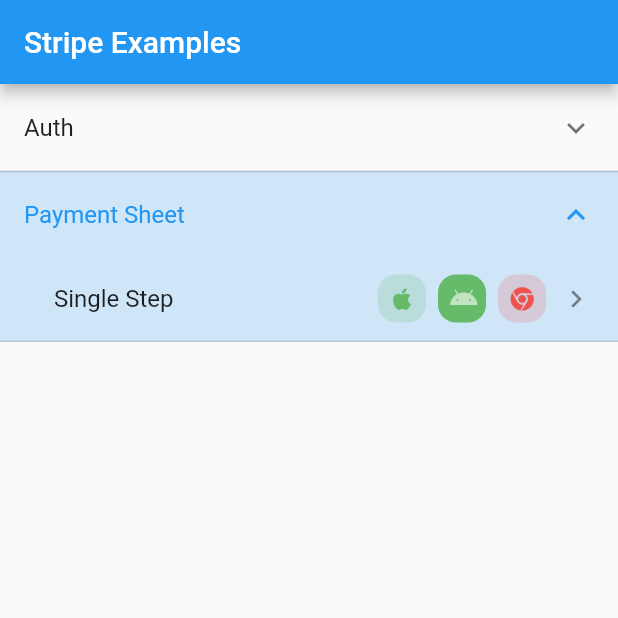
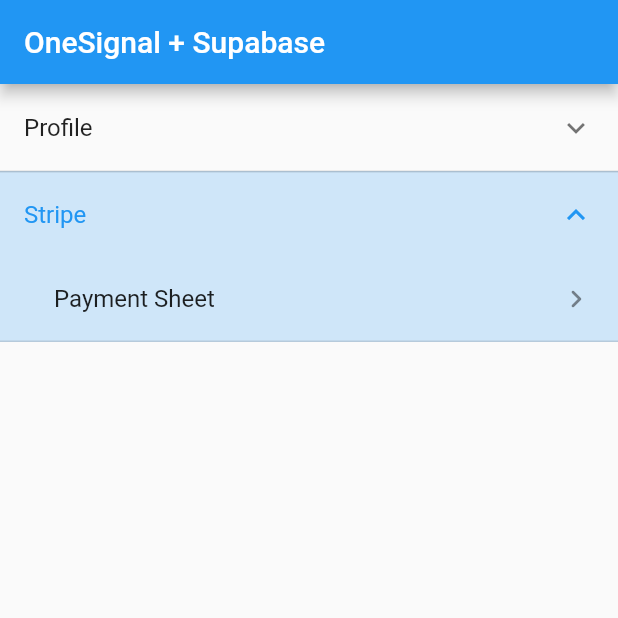
Before and after one commit to OneSignalDevelopers/onesignal-supabase-sample-integration-app, a Flutter app: the screen it shows once a user with an empty profile is signed in, on a phone screen of 412 x 824 dp, the top half of it. Run offline on Flutter 3.47's test engine with Material 2 defaults, Android fonts, the phone set to English and light mode, and no system bars; our stand-ins replace flutter_dotenv, font_awesome_flutter, supabase_flutter; missing offline and left inert: flutter_stripe, onesignal_flutter; accounts and stored records are empty; network calls fail.

Commit message:
Segregate OS functionality onto separate page

```diff
--- a/lib/main.dart
+++ b/lib/main.dart
@@ -34,11 +34,11 @@
   @override
   Widget build(BuildContext context) {
     return MaterialApp(
-      title: 'Flutter Demo',
+      title: 'OneSignal Demo',
       theme: ThemeData(
         primarySwatch: Colors.blue,
       ),
-      home: const MyHomePage(title: 'Flutter Demo Home Page'),
+      home: const MyHomePage(title: 'Demo'),
     );
   }
 }
@@ -77,7 +77,7 @@
   Widget build(BuildContext context) {
     return Scaffold(
         appBar: AppBar(
-          title: const Text('Stripe Examples'),
+          title: const Text('OneSignal + Supabase'),
         ),
         body: _user == null
             ? const LoginForm()
--- a/lib/screens/payment_sheet/payment_sheet_screen.dart
+++ b/lib/screens/payment_sheet/payment_sheet_screen.dart
@@ -21,8 +21,8 @@
   @override
   Widget build(BuildContext context) {
     return ExampleScaffold(
-      title: 'Payment Sheet',
-      tags: const ['Single Step'],
+      title: 'Stripe',
+      tags: const ['Payment Sheet'],
       children: [
         Stepper(
           controlsBuilder: emptyControlBuilder,
@@ -152,7 +152,7 @@
       } else {
         ScaffoldMessenger.of(context).showSnackBar(
           SnackBar(
-            content: Text('Unforeseen error: ${e}'),
+            content: Text('Unforeseen error: $e'),
           ),
         );
       }
--- a/lib/screens/screens.dart
+++ b/lib/screens/screens.dart
@@ -1,10 +1,9 @@
-import 'package:app/screens/auth/auth_screen.dart';
-import 'package:app/screens/auth/login_screen.dart';
 import 'package:app/screens/auth/profile_form.dart';
 import 'package:flutter/material.dart';
 import 'package:app/screens/payment_sheet/payment_sheet_screen.dart';
 import 'package:app/widgets/platform_icons.dart';
 
+import 'auth/onesignal_form.dart';
 import 'themes.dart';
 
 class ExampleSection extends StatelessWidget {
@@ -58,9 +57,8 @@
       },
       title: Text(title, style: style),
       leading: leading,
-      trailing: Row(mainAxisSize: MainAxisSize.min, children: [
-        PlatformIcons(supported: platformsSupported),
-        const Icon(Icons.chevron_right_rounded),
+      trailing: Row(mainAxisSize: MainAxisSize.min, children: const [
+        Icon(Icons.chevron_right_rounded),
       ]),
     );
   }
@@ -68,22 +66,20 @@
   static List<Example> paymentMethodScreens = [];
 
   static List<Widget> screens = [
-    ExampleSection(title: 'Auth', children: [
+    ExampleSection(title: 'Profile', children: [
       Example(
-        title: 'Profile',
+        title: 'Supabase',
         builder: (c) => const ProfileForm(),
-        platformsSupported: const [
-          DevicePlatform.android,
-          DevicePlatform.ios,
-          DevicePlatform.web
-        ],
+      ),
+      Example(
+        title: 'OneSignal',
+        builder: (c) => const OnesignalForm(),
       ),
     ]),
-    ExampleSection(title: 'Payment Sheet', expanded: true, children: [
+    ExampleSection(title: 'Stripe', expanded: true, children: [
       Example(
-        title: 'Single Step',
+        title: 'Payment Sheet',
         builder: (context) => const PaymentSheetScreen(),
-        platformsSupported: const [DevicePlatform.android, DevicePlatform.ios],
       ),
     ])
   ];
```
Also changed, not shown: lib/screens/auth/onesignal_form.dart (added, +101 -0 lines), lib/screens/auth/profile_form.dart (+0 -25 lines).
